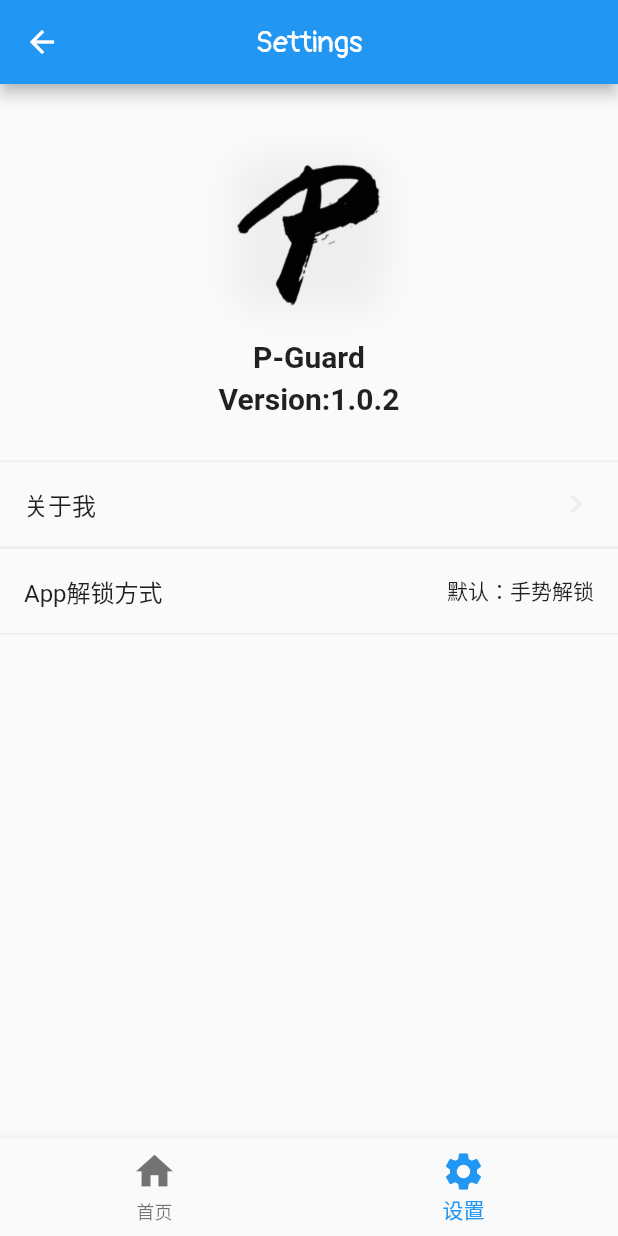
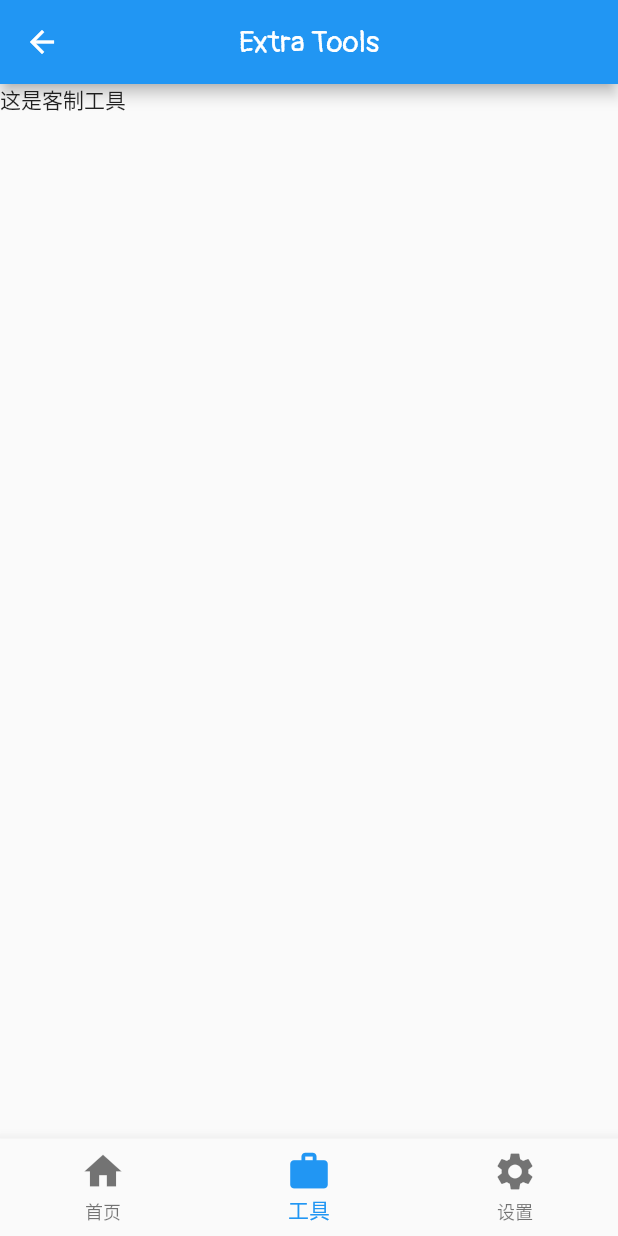
Before and after one commit to guchengxi1994/mobile-apps, a Flutter app: the MainPage screen opened by its route, item 2 of the bottom bar chosen, on a phone screen of 412 x 824 dp. Run offline on Flutter 3.47's test engine with Material 2 defaults, Android fonts, the phone set to English and light mode, and no system bars; our stand-ins replace bloc, dio, equatable, event_bus, flip_card, flutter_bloc and 10 more; missing offline and left inert: gesture_unlock; accounts and stored records are empty; statements that could not run were skipped.

Commit message:
bump to 1.0.2+4
is going to add a third page of tools

```diff
--- /dev/null
+++ b/password_store_app/lib/pages/main/view/extra_components_page.dart
@@ -0,0 +1,21 @@
+part of 'package:password_store_app/pages/main/view/main_page.dart';
+
+class ExtraComponents extends StatelessWidget {
+  const ExtraComponents({Key? key}) : super(key: key);
+
+  @override
+  Widget build(BuildContext context) {
+    return Scaffold(
+      appBar: AppBar(
+        centerTitle: true,
+        title: Text("Extra Tools",
+            style: TextStyle(color: Colors.white, fontFamily: "Pangolin")),
+      ),
+      body: SingleChildScrollView(
+        child: Column(
+          children: [Text("这是客制工具")],
+        ),
+      ),
+    );
+  }
+}
--- a/password_store_app/lib/pages/main/view/main_page.dart
+++ b/password_store_app/lib/pages/main/view/main_page.dart
@@ -25,6 +25,7 @@ import 'package:password_store_app/pages/main/view/local_auth_with_fingerprinter
 
 part 'package:password_store_app/pages/main/view/main_list_page.dart';
 part 'package:password_store_app/pages/main/view/settings_page.dart';
+part 'package:password_store_app/pages/main/view/extra_components_page.dart';
 
 class MainListPage extends StatelessWidget {
   @override
@@ -65,7 +66,11 @@ class MainPage extends StatefulWidget {
 class _MainPageState extends State<MainPage> {
   int currentIndex = 0;
 
-  static List<Widget> pages = [MainListPage(), MainSettingsPage()];
+  static List<Widget> pages = [
+    MainListPage(),
+    ExtraComponents(),
+    MainSettingsPage()
+  ];
 
   @override
   Widget build(BuildContext context) {
@@ -85,6 +90,7 @@ class _MainPageState extends State<MainPage> {
         },
         items: [
           BottomNavigationBarItem(icon: Icon(Icons.home), label: "首页"),
+          BottomNavigationBarItem(icon: Icon(Icons.work), label: "工具"),
           BottomNavigationBarItem(icon: Icon(Icons.settings), label: "设置"),
         ],
       ),
--- a/password_store_app/lib/utils/common.dart
+++ b/password_store_app/lib/utils/common.dart
@@ -153,4 +153,4 @@ class CommonUtil {
   static String appName = "P-Guard";
 }
 
-const unLockMethods = ["默认：手势解锁", "密码解锁", "指纹解锁"];
+const unLockMethods = ["默认：手势解锁", "密码解锁", "指纹解锁（不安全）"];
--- a/password_store_app/pubspec.yaml
+++ b/password_store_app/pubspec.yaml
@@ -15,7 +15,7 @@ publish_to: 'none' # Remove this line if you wish to publish to pub.dev
 # In iOS, build-name is used as CFBundleShortVersionString while build-number used as CFBundleVersion.
 # Read more about iOS versioning at
 # https://developer.apple.com/library/archive/documentation/General/Reference/InfoPlistKeyReference/Articles/CoreFoundationKeys.html
-version: 1.0.2+3
+version: 1.0.2+4
 
 environment:
   sdk: ">=2.12.0 <3.0.0"
```
Also changed, not shown: password_store_app/lib/pages/launch/view/launch_page.dart (+19 -2 lines), password_store_app/lib/pages/main/view/main_list_page.dart (+16 -1 lines).
